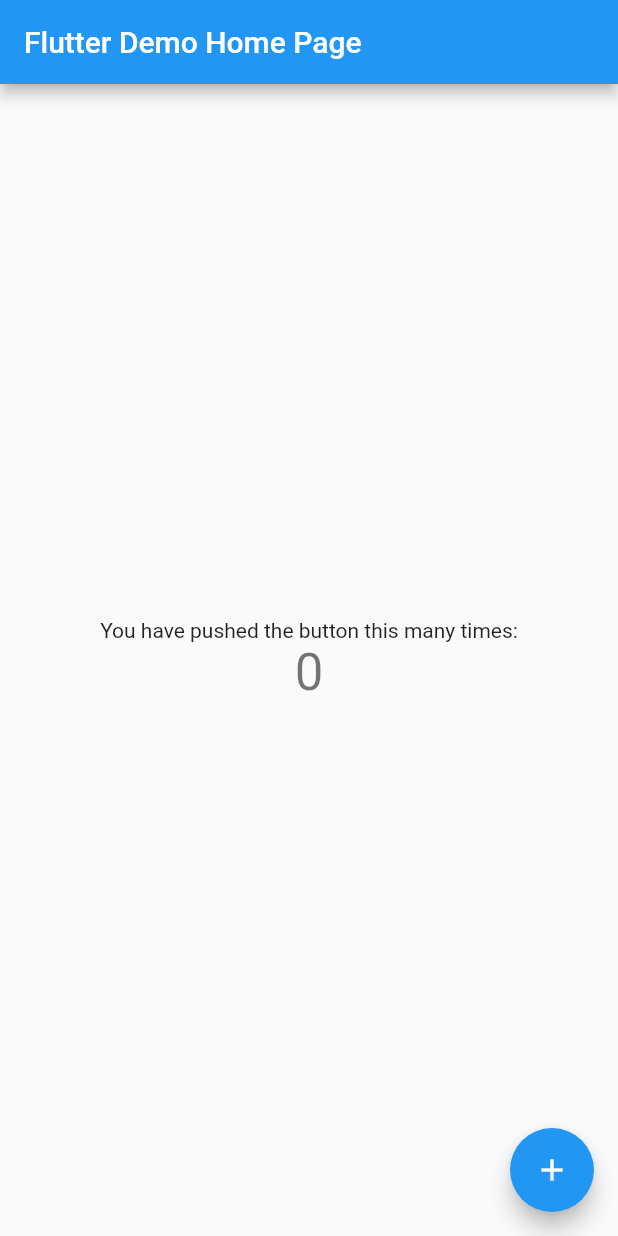
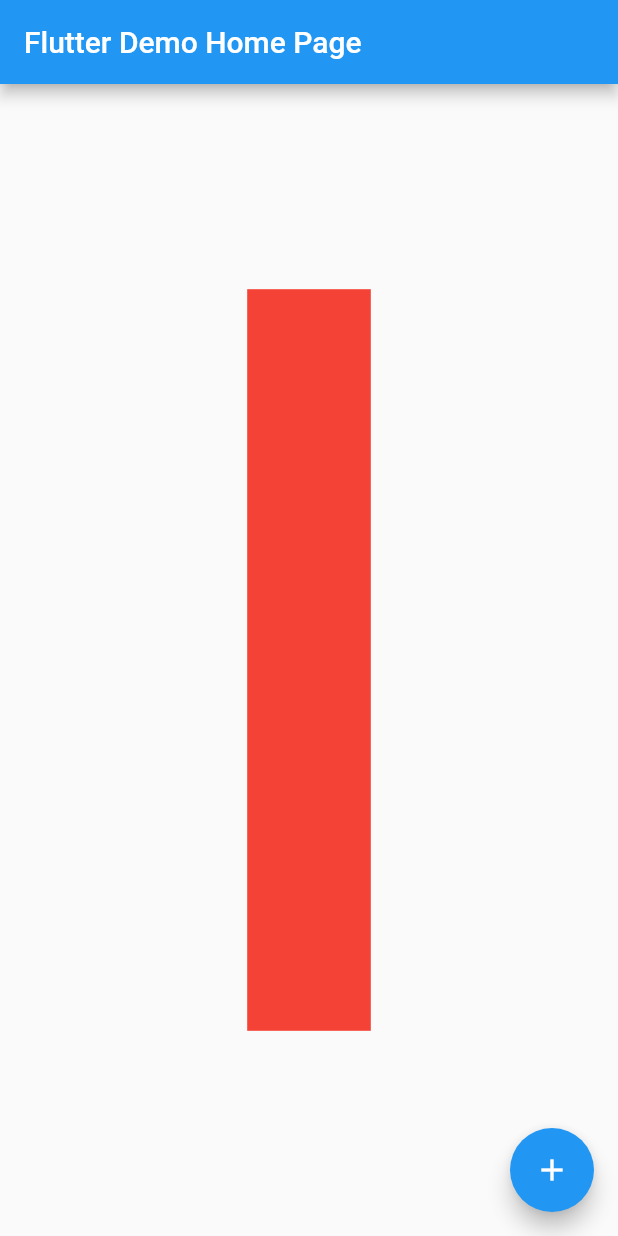
Before and after one commit to aa41/GifImage, a Flutter app: the screen it shows after launch, on a phone screen of 412 x 824 dp. Run offline on Flutter 3.47's test engine with Material 2 defaults, Android fonts, the phone set to English and light mode, and no system bars.

Commit message:
添加百分比布局

```diff
--- a/lib/main.dart
+++ b/lib/main.dart
@@ -1,4 +1,5 @@
 import 'package:flutter/material.dart';
+import 'package:gif_image/wrap/wrap.dart';
 
 void main() => runApp(MyApp());
 
@@ -42,19 +43,13 @@ class _MyHomePageState extends State<MyHomePage> {
       body: Center(
         // Center is a layout widget. It takes a single child and positions it
         // in the middle of the parent.
-        child: Column(
-
-          mainAxisAlignment: MainAxisAlignment.center,
-          children: <Widget>[
-            Text(
-              'You have pushed the button this many times:',
-            ),
-            Text(
-              '$_counter',
-              style: Theme.of(context).textTheme.display1,
-            ),
-          ],
-        ),
+        child: Wrapper(designWidth: 500, designHeight: 500, child: (utils,ctx){
+          return Container(
+            width: utils.wrapWidth(100),
+            height: utils.wrapHeight(300),
+            color: Colors.red,
+          );
+        })
       ),
       floatingActionButton: FloatingActionButton(
         onPressed: _incrementCounter,
--- /dev/null
+++ b/lib/wrap/wrap.dart
@@ -0,0 +1,98 @@
+import 'dart:ui';
+
+import 'package:flutter/material.dart';
+
+typedef WrapperWidgetBuilder(WrapperUtils util, BuildContext context);
+
+class Wrapper extends StatefulWidget {
+  final double designWidth;
+  final double designHeight;
+  final WrapperWidgetBuilder child;
+
+  const Wrapper(
+      {Key key,
+      @required this.designWidth,
+      @required this.designHeight,
+      @required this.child})
+      : assert(designWidth != null),
+        assert(designHeight != null),
+        super(key: key);
+
+  static WrapperState of(BuildContext context) {
+    return context.ancestorStateOfType(TypeMatcher<WrapperState>());
+  }
+
+  @override
+  WrapperState createState() => WrapperState();
+}
+
+class WrapperState extends State<Wrapper> {
+  double screenWidth = 0, screenHeight = 0;
+  WrapperUtils _utils;
+
+  @override
+  void initState() {
+    super.initState();
+    WidgetsBinding.instance.addPostFrameCallback((_) {
+      if (screenHeight == 0 || screenWidth == 0) {
+        screenWidth = MediaQuery.of(context).size.width;
+        screenHeight = MediaQuery.of(context).size.height;
+        if (screenWidth == 0 || screenHeight == 0) {
+          var defaultMetricsChanged = window.onMetricsChanged;
+          window.onMetricsChanged = () {
+            defaultMetricsChanged?.call();
+            if (!window.physicalSize.isEmpty) {
+              screenWidth = window.physicalSize.width / window.devicePixelRatio;
+              screenHeight =
+                  window.physicalSize.height / window.devicePixelRatio;
+              _utils = WrapperUtils(screenWidth, screenHeight,
+                  widget.designWidth, widget.designHeight);
+              window.onMetricsChanged = defaultMetricsChanged;
+              if (mounted) {
+                setState(() {});
+              }
+            }
+          };
+        }
+      }
+    });
+  }
+
+  @override
+  Widget build(BuildContext context) {
+    return LayoutBuilder(builder: (ctx, con) {
+      if (screenWidth == 0 || screenHeight == 0) {
+        screenWidth = MediaQuery.of(ctx).size.width;
+        screenHeight = MediaQuery.of(ctx).size.height;
+      }
+      if (_utils == null) {
+        _utils = WrapperUtils(
+            screenWidth, screenHeight, widget.designWidth, widget.designHeight);
+      }
+
+      return widget.child(_utils, ctx);
+    });
+  }
+}
+
+class WrapperUtils {
+  final double screenWidth;
+  final double screenHeight;
+  final double designWidth;
+  final double designHeight;
+
+  WrapperUtils(
+    this.screenWidth,
+    this.screenHeight,
+    this.designWidth,
+    this.designHeight,
+  );
+
+  double wrapWidth(double px) {
+    return screenWidth / designWidth * px;
+  }
+
+  double wrapHeight(double px) {
+    return screenHeight / designHeight * px;
+  }
+}
```
